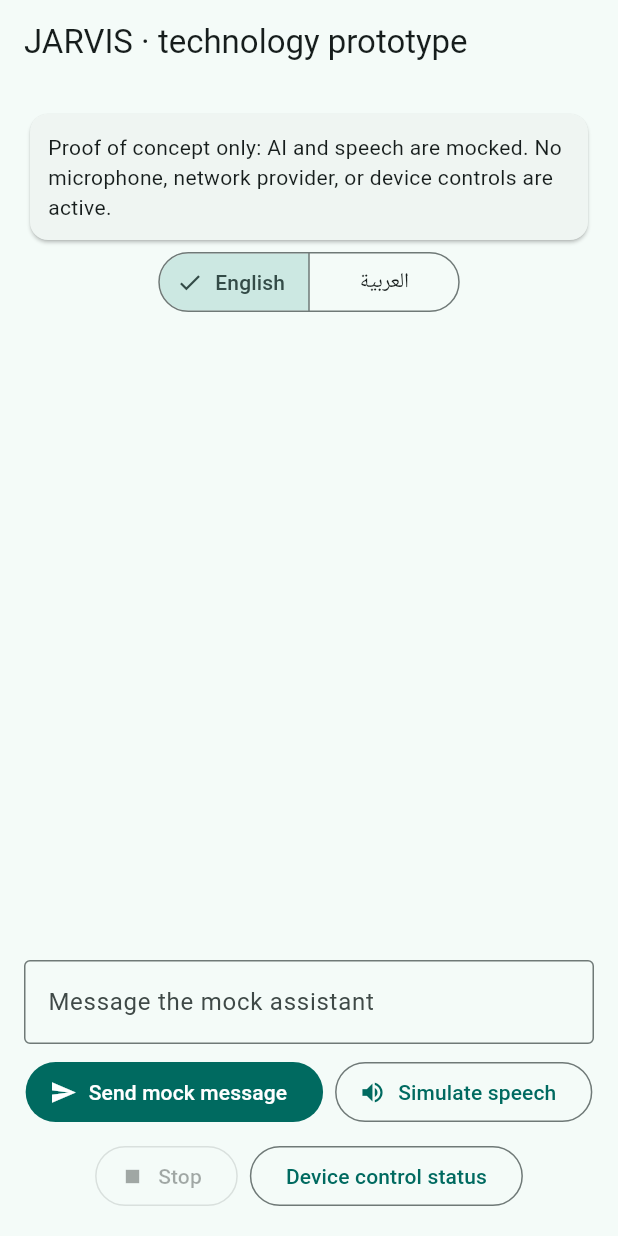
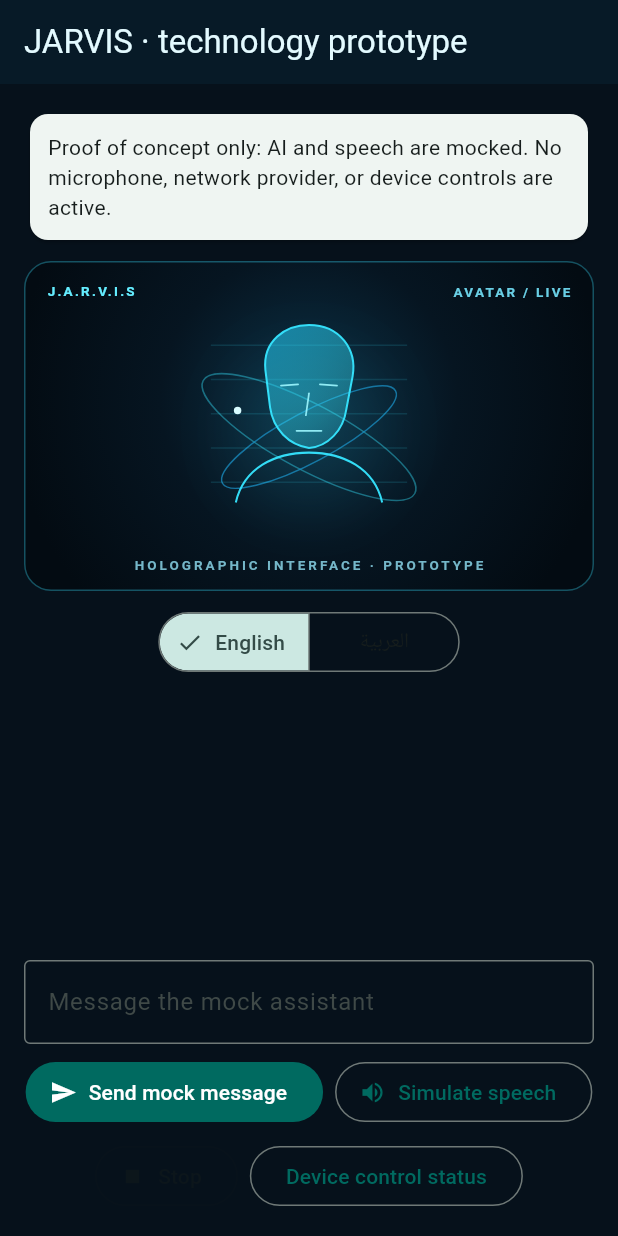
Before and after one commit to barjij71/my-repo, a Flutter app: the screen it shows after launch, on a phone screen of 412 x 824 dp. Run offline on Flutter 3.47's test engine with Material 3 defaults, Android fonts, the light colour scheme and no system bars.

Commit message:
Show animated holographic avatar in JARVIS prototype

```diff
--- a/prototype/flutter/lib/main.dart
+++ b/prototype/flutter/lib/main.dart
@@ -2,6 +2,8 @@ import 'dart:async';
 
 import 'package:flutter/material.dart';
 import 'package:jarvis_core/jarvis_core.dart';
+
+import 'jarvis_avatar.dart';
 
 void main() {
   runApp(const JarvisPocApp());
@@ -25,6 +27,11 @@ class JarvisPocApp extends StatelessWidget {
       title: 'JARVIS prototype',
       theme: ThemeData(
         colorScheme: ColorScheme.fromSeed(seedColor: Colors.teal),
+        scaffoldBackgroundColor: const Color(0xFF06111B),
+        appBarTheme: const AppBarTheme(
+          backgroundColor: Color(0xFF071A27),
+          foregroundColor: Color(0xFFE3FAFF),
+        ),
       ),
       home: ChatScreen(
         aiProvider: aiProvider,
@@ -151,6 +158,9 @@ class _ChatScreenState extends State<ChatScreen> {
                         ),
                       ),
                     ),
+                    const SizedBox(height: 10),
+                    const JarvisAvatar(height: 220),
+                    const SizedBox(height: 10),
                     SegmentedButton<String>(
                       key: const ValueKey('language-selector'),
                       segments: const [
```
